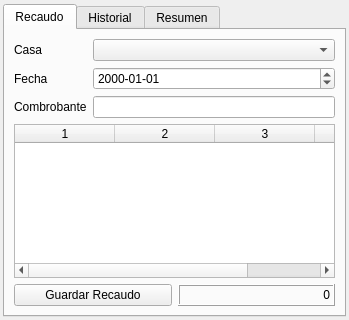
GonzaloHernandez/jpbilling, file collectwindow.ui: the form before one commit.
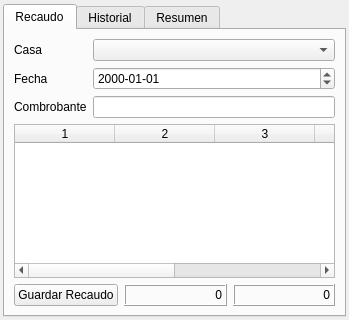
The form after the commit.

```diff
--- a/collectwindow.ui
+++ b/collectwindow.ui
@@ -77,12 +77,14 @@
        <item>
         <widget class="QTableWidget" name="table_detail">
          <property name="columnCount">
-          <number>4</number>
+          <number>6</number>
          </property>
          <column/>
          <column/>
          <column/>
          <column/>
+         <column/>
+         <column/>
         </widget>
        </item>
        <item>
@@ -94,6 +96,22 @@
            </property>
           </widget>
          </item>
+         <item>
+          <widget class="QLabel" name="label_debt">
+           <property name="frameShape">
+            <enum>QFrame::Box</enum>
+           </property>
+           <property name="frameShadow">
+            <enum>QFrame::Raised</enum>
+           </property>
+           <property name="text">
+            <string>0</string>
+           </property>
+           <property name="alignment">
+            <set>Qt::AlignRight|Qt::AlignTrailing|Qt::AlignVCenter</set>
+           </property>
+          </widget>
+         </item>
          <item>
           <widget class="QLabel" name="label_total">
            <property name="frameShape">
```
